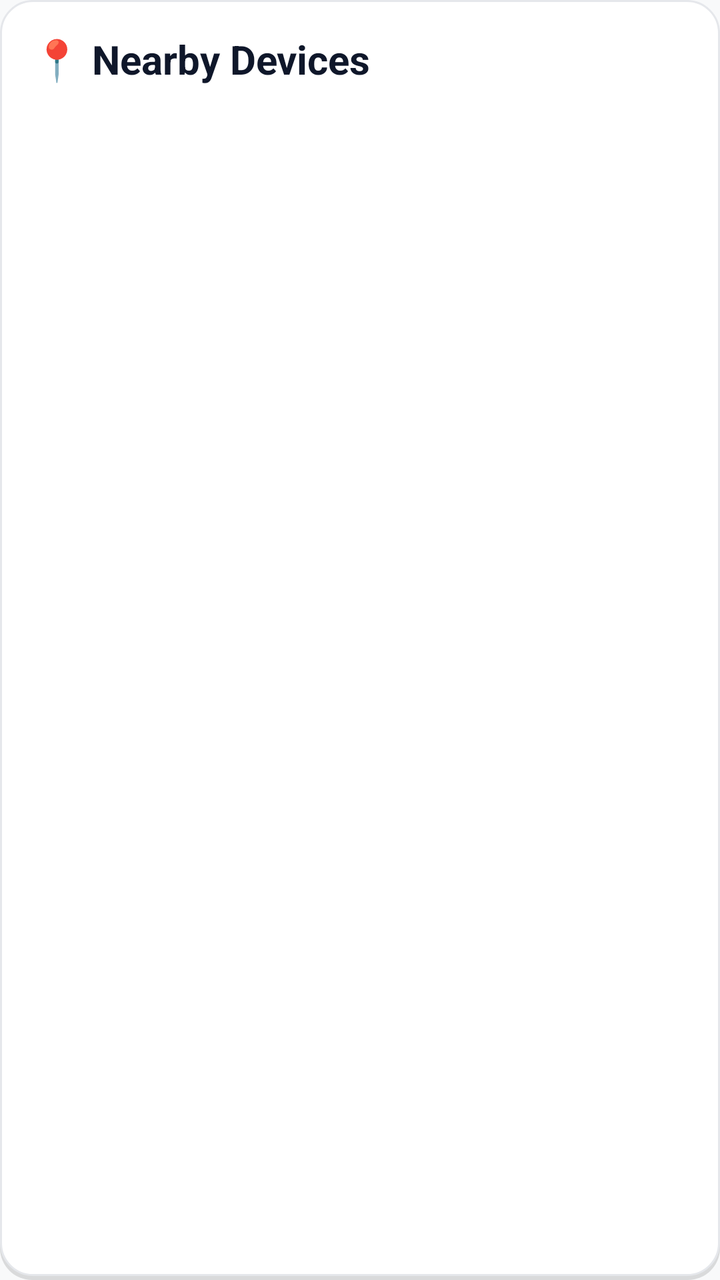
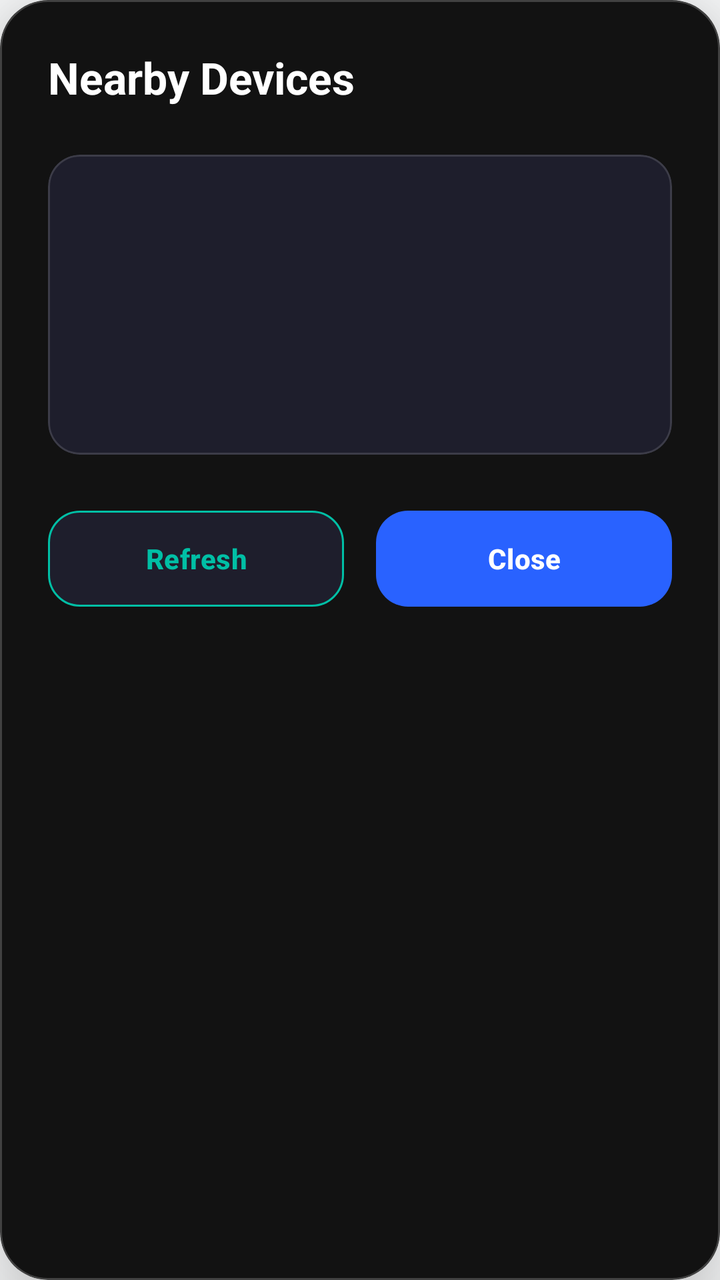

An Android layout rendered at two revisions. The XML below is the earlier revision; the diff shows what the commit changed to produce the second picture.
<!-- AndroidManifest.xml: application theme Theme.DisasterComm -->
<!-- res/layout/dialog_nearby_devices.xml -->
<?xml version="1.0" encoding="utf-8"?>
<LinearLayout xmlns:android="http://schemas.android.com/apk/res/android"
    xmlns:app="http://schemas.android.com/apk/res-auto"
    android:layout_width="match_parent"
    android:layout_height="wrap_content"
    android:orientation="vertical"
    android:padding="16dp"
    android:background="@drawable/bg_card_elevated">

    
    <TextView
        android:layout_width="wrap_content"
        android:layout_height="wrap_content"
        android:text="📍 Nearby Devices"
        android:textSize="20sp"
        android:textStyle="bold"
        android:textColor="@color/text_primary"
        android:layout_marginBottom="16dp"/>

    
    <androidx.recyclerview.widget.RecyclerView
        android:id="@+id/rvNearbyDevices"
        android:layout_width="match_parent"
        android:layout_height="wrap_content"
        android:minHeight="200dp"
        android:maxHeight="400dp"/>

    
    <TextView
        android:id="@+id/tvEmptyNearby"
        android:layout_width="wrap_content"
        android:layout_height="wrap_content"
        android:layout_gravity="center"
        android:layout_marginTop="32dp"
        android:text="No nearby devices found.\nDiscovery is running..."
        android:textSize="14sp"
        android:textColor="@color/text_secondary"
        android:gravity="center"
        android:visibility="gone"/>

</LinearLayout>
<!-- resources referenced by this layout -->
<resources>
  <color name="text_primary">#0F172A</color>
  <color name="text_secondary">#475569</color>
  <!-- drawable bg_card_elevated (drawable) -->
  <?xml version="1.0" encoding="utf-8"?>
  <layer-list xmlns:android="http://schemas.android.com/apk/res/android">
      
      <item android:top="2dp">
          <shape android:shape="rectangle">
              <solid android:color="#20000000"/>
              <corners android:radius="@dimen/radius_lg"/>
          </shape>
      </item>
      
      
      <item android:bottom="2dp">
          <shape android:shape="rectangle">
              <solid android:color="@color/white"/>
              <corners android:radius="@dimen/radius_lg"/>
              <stroke android:width="1dp" android:color="#E5E7EB"/>
          </shape>
      </item>
  </layer-list>
  <style name="Theme.DisasterComm" parent="Theme.Material3.DayNight.NoActionBar">
          
          <item name="colorPrimary">@color/primary</item>
          <item name="colorPrimaryVariant">@color/primary_variant</item>
          <item name="colorOnPrimary">@color/text_on_primary</item>
          
          
          <item name="colorSecondary">@color/secondary</item>
          <item name="colorSecondaryVariant">@color/secondary_variant</item>
          <item name="colorOnSecondary">@color/white</item>
          
          
          <item name="android:windowBackground">@color/background</item>
          <item name="colorSurface">@color/surface</item>
          <item name="colorOnSurface">@color/text_primary</item>
          
          
          <item name="android:statusBarColor">@color/primary_variant</item>
          <item name="android:windowLightStatusBar">false</item>
          
          
          <item name="elevationOverlayEnabled">false</item>
          
          
          <item name="materialButtonStyle">@style/Widget.App.Button</item>
      </style>
  <dimen name="radius_lg">16dp</dimen>
  <color name="white">#FFFFFF</color>
  <color name="primary">#0047FF</color>
  <color name="primary_variant">#092FA4</color>
  <color name="text_on_primary">#FFFFFF</color>
  <color name="secondary">#0047FF</color>
  <color name="secondary_variant">#092FA4</color>
  <color name="background">#F8F9FA</color>
  <color name="surface">#FFFFFF</color>
  <style name="Widget.App.Button" parent="Widget.Material3.Button">
          <item name="android:minHeight">48dp</item>
          <item name="android:minWidth">48dp</item>
          <item name="android:stateListAnimator">@null</item> 
          <item name="android:elevation">0dp</item>
      </style>
</resources>

<!-- the commit's change to res/layout/dialog_nearby_devices.xml (unified diff, before → after) -->
@@ -1,41 +1,103 @@
 <?xml version="1.0" encoding="utf-8"?>
-<LinearLayout xmlns:android="http://schemas.android.com/apk/res/android"
+<com.google.android.material.card.MaterialCardView
+    xmlns:android="http://schemas.android.com/apk/res/android"
     xmlns:app="http://schemas.android.com/apk/res-auto"
     android:layout_width="match_parent"
     android:layout_height="wrap_content"
-    android:orientation="vertical"
-    android:padding="16dp"
-    android:background="@drawable/bg_card_elevated">
+    app:cardCornerRadius="24dp"
+    app:cardElevation="24dp"
+    app:strokeWidth="1dp"
+    app:strokeColor="#33FFFFFF"
+    app:cardBackgroundColor="#121212">
 
-    
-    <TextView
-        android:layout_width="wrap_content"
-        android:layout_height="wrap_content"
-        android:text="📍 Nearby Devices"
-        android:textSize="20sp"
-        android:textStyle="bold"
-        android:textColor="@color/text_primary"
-        android:layout_marginBottom="16dp"/>
-
-    
-    <androidx.recyclerview.widget.RecyclerView
-        android:id="@+id/rvNearbyDevices"
+    <LinearLayout
         android:layout_width="match_parent"
         android:layout_height="wrap_content"
-        android:minHeight="200dp"
-        android:maxHeight="400dp"/>
+        android:orientation="vertical"
+        android:padding="24dp">
 
-    
-    <TextView
-        android:id="@+id/tvEmptyNearby"
-        android:layout_width="wrap_content"
-        android:layout_height="wrap_content"
-        android:layout_gravity="center"
-        android:layout_marginTop="32dp"
-        android:text="No nearby devices found.\nDiscovery is running..."
-        android:textSize="14sp"
-        android:textColor="@color/text_secondary"
-        android:gravity="center"
-        android:visibility="gone"/>
+        
+        <LinearLayout
+            android:layout_width="match_parent"
+            android:layout_height="wrap_content"
+            android:orientation="horizontal"
+            android:gravity="center_vertical"
+            android:layout_marginBottom="24dp">
+            
+            <TextView
+                android:layout_width="0dp"
+                android:layout_weight="1"
+                android:layout_height="wrap_content"
+                android:text="Nearby Devices"
+                android:textSize="22sp"
+                android:textStyle="bold"
+                android:textColor="#FFFFFF"/>
+                
+            <ProgressBar
+                android:layout_width="24dp"
+                android:layout_height="24dp"
+                android:indeterminateTint="#00BFA5"/>
+        </LinearLayout>
 
-</LinearLayout>
+        
+        <com.google.android.material.card.MaterialCardView
+            android:layout_width="match_parent"
+            android:layout_height="wrap_content"
+            android:layout_marginBottom="24dp"
+            app:cardCornerRadius="16dp"
+            app:strokeWidth="1dp"
+            app:strokeColor="#22FFFFFF"
+            app:cardBackgroundColor="#1E1E2C">
+            
+            <ScrollView
+                android:layout_width="match_parent"
+                android:layout_height="wrap_content"
+                android:minHeight="150dp"
+                android:maxHeight="350dp"
+                android:padding="16dp">
+                
+                <TextView
+                    android:id="@+id/tvDeviceList"
+                    android:layout_width="match_parent"
+                    android:layout_height="wrap_content"
+                    android:textColor="#FFFFFF"
+                    android:textSize="14sp"
+                    android:lineSpacingExtra="6dp"/>
+            </ScrollView>
+        </com.google.android.material.card.MaterialCardView>
+
+        <LinearLayout
+            android:layout_width="match_parent"
+            android:layout_height="wrap_content"
+            android:orientation="horizontal"
+            android:weightSum="2">
+            
+            <com.google.android.material.button.MaterialButton
+                android:id="@+id/btnRefresh"
+                android:layout_width="0dp"
+                android:layout_weight="1"
+                android:layout_height="56dp"
+                android:text="Refresh"
+                android:textColor="#00BFA5"
+                android:textStyle="bold"
+                app:backgroundTint="#1E1E2C"
+                app:cornerRadius="16dp"
+                app:strokeWidth="1dp"
+                app:strokeColor="#00BFA5"
+                android:layout_marginEnd="8dp"/>
+                
+            <com.google.android.material.button.MaterialButton
+                android:id="@+id/btnClose"
+                android:layout_width="0dp"
+                android:layout_weight="1"
+                android:layout_height="56dp"
+                android:text="Close"
+                android:textColor="#FFFFFF"
+                android:textStyle="bold"
+                app:backgroundTint="#2962FF"
+                app:cornerRadius="16dp"
+                android:layout_marginStart="8dp"/>
+        </LinearLayout>
+
+    </LinearLayout>
+</com.google.android.material.card.MaterialCardView>
<!-- resource entries referenced after the edit -->
@@ -1,27 +1,6 @@
 <!-- resources referenced by this layout -->
 <resources>
   <color name="text_primary">#0F172A</color>
-  <color name="text_secondary">#475569</color>
-  <!-- drawable bg_card_elevated (drawable) -->
-  <?xml version="1.0" encoding="utf-8"?>
-  <layer-list xmlns:android="http://schemas.android.com/apk/res/android">
-      
-      <item android:top="2dp">
-          <shape android:shape="rectangle">
-              <solid android:color="#20000000"/>
-              <corners android:radius="@dimen/radius_lg"/>
-          </shape>
-      </item>
-      
-      
-      <item android:bottom="2dp">
-          <shape android:shape="rectangle">
-              <solid android:color="@color/white"/>
-              <corners android:radius="@dimen/radius_lg"/>
-              <stroke android:width="1dp" android:color="#E5E7EB"/>
-          </shape>
-      </item>
-  </layer-list>
   <style name="Theme.DisasterComm" parent="Theme.Material3.DayNight.NoActionBar">
           
           <item name="colorPrimary">@color/primary</item>
@@ -48,7 +27,6 @@
           
           <item name="materialButtonStyle">@style/Widget.App.Button</item>
       </style>
-  <dimen name="radius_lg">16dp</dimen>
   <color name="white">#FFFFFF</color>
   <color name="primary">#0047FF</color>
   <color name="primary_variant">#092FA4</color>
